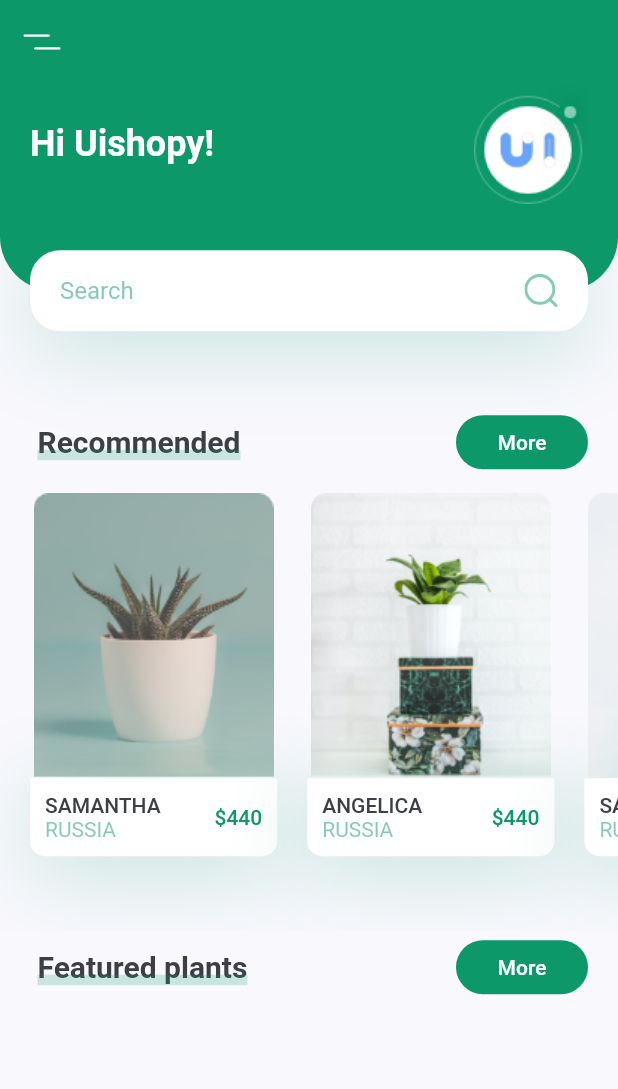
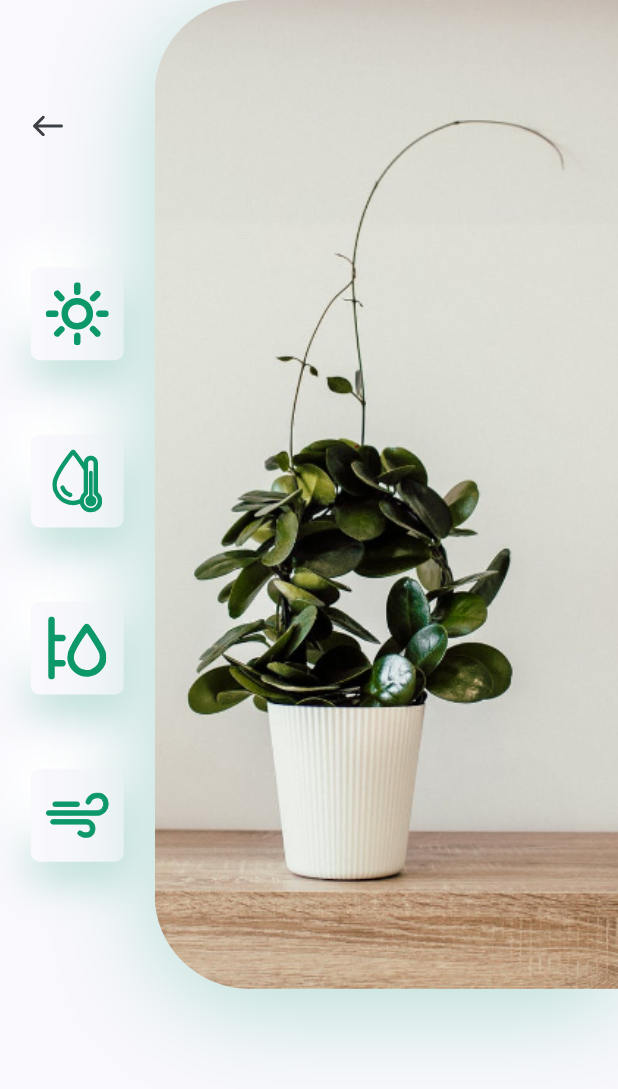
Before and after one commit to TWhilst/flutter_design, a Flutter app: the screen it shows after launch, after a tap on an icon or button, on a phone screen of 412 x 824 dp. Shown: the top 1089 px of the screen. Run offline on Flutter 3.47's test engine with Material 2 defaults, Android fonts, the phone set to English and light mode, and no system bars; our stand-ins replace flutter_svg.

Commit message:
2nd project

```diff
--- /dev/null
+++ b/lib/components/my_bottom_nav_bar.dart
@@ -0,0 +1,49 @@
+import 'package:flutter/material.dart';
+import 'package:flutter_design/constants.dart';
+import 'package:flutter_svg/svg.dart';
+
+class BottomNavBar extends StatelessWidget {
+  const BottomNavBar({
+    Key? key,
+  }) : super(key: key);
+
+  @override
+  Widget build(BuildContext context) {
+    return Container(
+      padding: const EdgeInsets.only(
+        left: kDefaultPadding*2,
+        right: kDefaultPadding*2,
+        bottom: kDefaultPadding,
+      ),
+      height: 80,
+      decoration: BoxDecoration(
+        color: Colors.white,
+        boxShadow: [
+          BoxShadow(
+            offset: const Offset(0, -10),
+            blurRadius: 35,
+            color: kPrimaryColor.withOpacity(0.38),
+            // blurRadius:
+          ),
+        ],
+      ),
+      child: Row(
+        mainAxisAlignment: MainAxisAlignment.spaceBetween,
+        children: [
+          IconButton(
+            onPressed: () {},
+            icon: SvgPicture.asset("assets/icons/flower.svg"),
+          ),
+          IconButton(
+            onPressed: () {},
+            icon: SvgPicture.asset("assets/icons/heart-icon.svg"),
+          ),
+          IconButton(
+            onPressed: () {},
+            icon: SvgPicture.asset("assets/icons/user-icon.svg"),
+          ),
+        ],
+      ),
+    );
+  }
+}
--- /dev/null
+++ b/lib/screen/details/components/body.dart
@@ -0,0 +1,105 @@
+import 'package:flutter/material.dart';
+import 'package:flutter_design/constants.dart';
+import 'package:flutter_svg/svg.dart';
+
+class Body extends StatelessWidget {
+  const Body({Key? key}) : super(key: key);
+
+  @override
+  Widget build(BuildContext context) {
+    Size size = MediaQuery.of(context).size;
+    return Column(
+      children: [
+        SizedBox(
+          height: size.height*0.8,
+          child: Row(
+            children: [
+              Expanded(
+                child: Padding(
+                  padding: const EdgeInsets.symmetric(vertical: kDefaultPadding*3),
+                  child: Column(
+                    children: [
+                      Align(
+                        alignment: Alignment.topLeft,
+                        child: IconButton(
+                          padding: const EdgeInsets.symmetric(horizontal: kDefaultPadding),
+                          onPressed: () {
+                            Navigator.of(context).pop();
+                          },
+                          icon: SvgPicture.asset("assets/icons/back_arrow.svg"),
+                        ),
+                      ),
+                      const Spacer(),
+                      const IconCard(icon: "assets/icons/sun.svg",),
+                      const IconCard(icon: "assets/icons/icon_2.svg",),
+                      const IconCard(icon: "assets/icons/icon_3.svg",),
+                      const IconCard(icon: "assets/icons/icon_4.svg",),
+                    ],
+                  ),
+                ),
+              ),
+              Container(
+                height: size.height*0.8,
+                width: size.width*0.75,
+                decoration: BoxDecoration(
+                  borderRadius: const BorderRadius.only(
+                    topLeft: Radius.circular(63),
+                    bottomLeft: Radius.circular(63),
+                  ),
+                  boxShadow: [
+                    BoxShadow(
+                      offset: const Offset(0, 10),
+                      blurRadius: 60,
+                      color: kPrimaryColor.withOpacity(0.29)
+                    ),
+                  ],
+                  image: DecorationImage(
+                    alignment: Alignment.centerLeft,
+                    fit: BoxFit.cover,
+                    image: AssetImage("assets/images/img.png"),
+                  ),
+                ),
+              ),
+            ],
+          ),
+        ),
+      ],
+    );
+  }
+}
+
+class IconCard extends StatelessWidget {
+  const IconCard({
+    Key? key, required this.icon,
+  }) : super(key: key);
+
+  final String icon;
+
+  @override
+  Widget build(BuildContext context) {
+    Size size = MediaQuery.of(context).size;
+    return Container(
+      padding: EdgeInsets.all(kDefaultPadding/2),
+      margin: EdgeInsets.symmetric(vertical: size.height*0.03),
+      height: 62,
+      width: 62,
+      decoration: BoxDecoration(
+        color: kBackgroundColor,
+        borderRadius: BorderRadius.circular(6),
+        boxShadow: [
+          BoxShadow(
+            offset: Offset(0, 15),
+            blurRadius: 22,
+            color: kPrimaryColor.withOpacity(0.22)
+          ),
+          BoxShadow(
+              offset: Offset(-15, -15),
+              blurRadius: 20,
+              color: Colors.white
+          ),
+        ],
+      ),
+      child: SvgPicture.asset(icon),
+    );
+  }
+}
--- /dev/null
+++ b/lib/screen/details/components/details_screen.dart
@@ -0,0 +1,14 @@
+import 'package:flutter/material.dart';
+import 'package:flutter_design/screen/details/components/body.dart';
+
+
+class DetailsScreen extends StatelessWidget {
+  const DetailsScreen({Key? key}) : super(key: key);
+
+  @override
+  Widget build(BuildContext context) {
+    return const Scaffold(
+      body: Body()
+    );
+  }
+}
--- a/lib/screen/home/components/body.dart
+++ b/lib/screen/home/components/body.dart
@@ -1,4 +1,6 @@
 import 'package:flutter/material.dart';
+import 'package:flutter_design/constants.dart';
+import 'package:flutter_design/screen/home/components/featured_plants.dart';
 import 'package:flutter_design/screen/home/components/title_with_more_button.dart';
 import 'header_with_search_box.dart';
 import 'recommend_plants.dart';
@@ -18,7 +20,8 @@ class Body extends StatelessWidget {
           TitleWithMoreButton(title: "Recommended", press: () {},),
           const RecommendPlants(),
           TitleWithMoreButton(title: "Featured plants", press: () {},),
-
+          const FeaturedPlants(),
+          const SizedBox(height: kDefaultPadding,),
         ],
       ),
     );
--- /dev/null
+++ b/lib/screen/home/components/featured_plants.dart
@@ -0,0 +1,60 @@
+import 'package:flutter/material.dart';
+import 'package:flutter_design/constants.dart';
+
+class FeaturedPlants extends StatelessWidget {
+  const FeaturedPlants({
+    Key? key,
+  }) : super(key: key);
+
+  @override
+  Widget build(BuildContext context) {
+    return SingleChildScrollView(
+      scrollDirection: Axis.horizontal,
+      child: Row(
+        children: [
+          FeaturedPlantCard(
+            image: "assets/images/bottom_img_1.png",
+            press: () {},
+          ),
+          FeaturedPlantCard(
+            image: "assets/images/bottom_img_2.png",
+            press: () {},
+          ),
+        ],
+      ),
+    );
+  }
+}
+
+class FeaturedPlantCard extends StatelessWidget {
+  const FeaturedPlantCard({
+    Key? key, required this.image, required this.press,
+  }) : super(key: key);
+
+  final String image;
+  final Function() press;
+
+  @override
+  Widget build(BuildContext context) {
+    Size size = MediaQuery.of(context).size;
+    return GestureDetector(
+      onTap: press,
+      child: Container(
+        margin: const EdgeInsets.only(
+          top: kDefaultPadding/2,
+          left: kDefaultPadding,
+          bottom: kDefaultPadding/2,
+        ),
+        width: size.width*0.8,
+        height: 185,
+        decoration: BoxDecoration(
+          borderRadius: BorderRadius.circular(10),
+          image: DecorationImage(
+              fit: BoxFit.cover,
+              image: AssetImage(image)
+          ),
+        ),
+      ),
+    );
+  }
+}
--- a/lib/screen/home/components/home_screen.dart
+++ b/lib/screen/home/components/home_screen.dart
@@ -1,4 +1,5 @@
 import 'package:flutter/material.dart';
+import 'package:flutter_design/components/my_bottom_nav_bar.dart';
 import 'package:flutter_svg/flutter_svg.dart';
 import '../../../constants.dart';
 import 'body.dart';
@@ -12,6 +13,7 @@ class HomeScreen extends StatelessWidget {
       // In Flutter, the AppBar’s layout mainly comprises three components: leading, title, and actions. leading is placed at the leftmost position of the AppBar; title and actions appear to its right.
       appBar: buildAppBar(),
       body: Body(),
+      bottomNavigationBar: BottomNavBar(),
     );
   }
 
--- a/lib/screen/home/components/recommend_plants.dart
+++ b/lib/screen/home/components/recommend_plants.dart
@@ -1,5 +1,6 @@
 import 'package:flutter/material.dart';
 import 'package:flutter_design/constants.dart';
+import 'package:flutter_design/screen/details/components/details_screen.dart';
 
 class RecommendPlants extends StatelessWidget {
   const RecommendPlants({
@@ -17,21 +18,39 @@ class RecommendPlants extends StatelessWidget {
             title: "Samantha",
             country: "Russia",
             price: 440,
-            press: () {},
+            press: () => Navigator
+                .of(context)
+                .push(
+              MaterialPageRoute(
+                  builder: (context) => const DetailsScreen(),
+              ),
+            ),
           ),
           RecommendPlantCard(
             image: "assets/images/image_2.png",
             title: "Angelica",
             country: "Russia",
             price: 440,
-            press: () {},
+            press: () => Navigator
+                .of(context)
+                .push(
+              MaterialPageRoute(
+                builder: (context) => const DetailsScreen(),
+              ),
+            ),
           ),
           RecommendPlantCard(
             image: "assets/images/image_3.png",
             title: "Samantha",
             country: "Russia",
             price: 440,
-            press: () {},
+            press: () => Navigator
+                .of(context)
+                .push(
+              MaterialPageRoute(
+                builder: (context) => const DetailsScreen(),
+              ),
+            ),
           ),
         ],
       ),
```
Also changed, not shown: assets/icons/back_arrow.svg (added), assets/icons/flower.svg (added), assets/icons/heart-icon.svg (added), assets/icons/icon_2.svg (added), assets/icons/icon_3.svg (added), assets/icons/icon_4.svg (added), assets/icons/sun.svg (added), assets/icons/user-icon.svg (added), assets/images/bottom_img_1.png (added), assets/images/bottom_img_2.png (added), assets/images/img.png (added).
